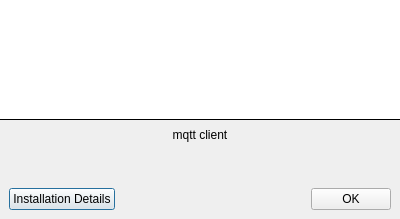
First picture: the form in about.ui, repository zooyer/mqtt-client, before the edit.
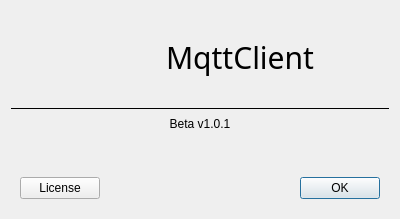
Second picture: the form after the edit. Icons and pictures are not drawn.

Commit message: update about widget and add license widget.

```diff
--- a/about.ui
+++ b/about.ui
@@ -14,25 +14,32 @@
    <string>About MQTT Utility</string>
   </property>
   <layout class="QVBoxLayout" name="verticalLayout">
-   <property name="spacing">
-    <number>0</number>
-   </property>
-   <property name="leftMargin">
-    <number>0</number>
-   </property>
-   <property name="topMargin">
-    <number>0</number>
-   </property>
-   <property name="rightMargin">
-    <number>0</number>
-   </property>
-   <property name="bottomMargin">
-    <number>0</number>
-   </property>
+   <item>
+    <widget class="QWidget" name="widget_2" native="true">
+     <layout class="QHBoxLayout" name="horizontalLayout">
+      <item>
+       <spacer name="horizontalSpacer_2">
+        <property name="orientation">
+         <enum>Qt::Horizontal</enum>
+        </property>
+        <property name="sizeHint" stdset="0">
+         <size>
+          <width>40</width>
+          <height>20</height>
+         </size>
+        </property>
+       </spacer>
+      </item>
    <item>
     <widget class="QLabel" name="label">
+        <property name="maximumSize">
+         <size>
+          <width>100</width>
+          <height>100</height>
+         </size>
+        </property>
      <property name="styleSheet">
-      <string notr="true">background-color: rgb(255, 255, 255);</string>
+         <string notr="true"/>
      </property>
      <property name="text">
       <string/>
@@ -46,6 +53,48 @@
     </widget>
    </item>
    <item>
+       <spacer name="horizontalSpacer_4">
+        <property name="orientation">
+         <enum>Qt::Horizontal</enum>
+        </property>
+        <property name="sizeHint" stdset="0">
+         <size>
+          <width>40</width>
+          <height>20</height>
+         </size>
+        </property>
+       </spacer>
+      </item>
+      <item>
+       <widget class="QLabel" name="label_3">
+        <property name="styleSheet">
+         <string notr="true">font-family:Microsoft YaHei;font-size:30px;</string>
+        </property>
+        <property name="text">
+         <string>MqttClient</string>
+        </property>
+        <property name="alignment">
+         <set>Qt::AlignCenter</set>
+        </property>
+       </widget>
+      </item>
+      <item>
+       <spacer name="horizontalSpacer_3">
+        <property name="orientation">
+         <enum>Qt::Horizontal</enum>
+        </property>
+        <property name="sizeHint" stdset="0">
+         <size>
+          <width>40</width>
+          <height>20</height>
+         </size>
+        </property>
+       </spacer>
+      </item>
+     </layout>
+    </widget>
+   </item>
+   <item>
     <widget class="QWidget" name="widget" native="true">
      <property name="maximumSize">
       <size>
@@ -83,13 +132,6 @@
         </property>
        </spacer>
       </item>
-      <item row="2" column="0">
-       <widget class="QPushButton" name="installButton">
-        <property name="text">
-         <string>Installation Details</string>
-        </property>
-       </widget>
-      </item>
       <item row="2" column="2">
        <widget class="QPushButton" name="okButton">
         <property name="text">
@@ -100,13 +142,20 @@
       <item row="0" column="0" colspan="3">
        <widget class="QLabel" name="label_2">
         <property name="text">
-         <string>mqtt client</string>
+         <string>Beta v1.0.1</string>
         </property>
         <property name="alignment">
          <set>Qt::AlignCenter</set>
         </property>
        </widget>
       </item>
+      <item row="2" column="0">
+       <widget class="QPushButton" name="license">
+        <property name="text">
+         <string>License</string>
+        </property>
+       </widget>
+      </item>
      </layout>
     </widget>
    </item>
```
Left out of the diff: 5 changed lines with no effect on the pictures. Lines whose indentation alone changed are shown as unchanged. The commit also changes 10 other files.
